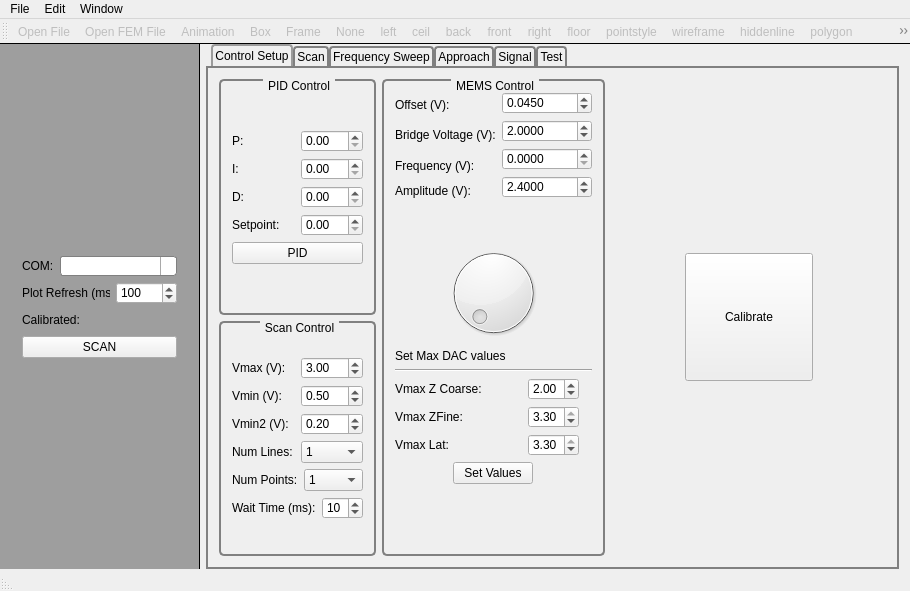
The window that gui/mainwindow.ui (neil-sarkar/AFM-CLIENT) describes before a commit, drawn with Qt 5.
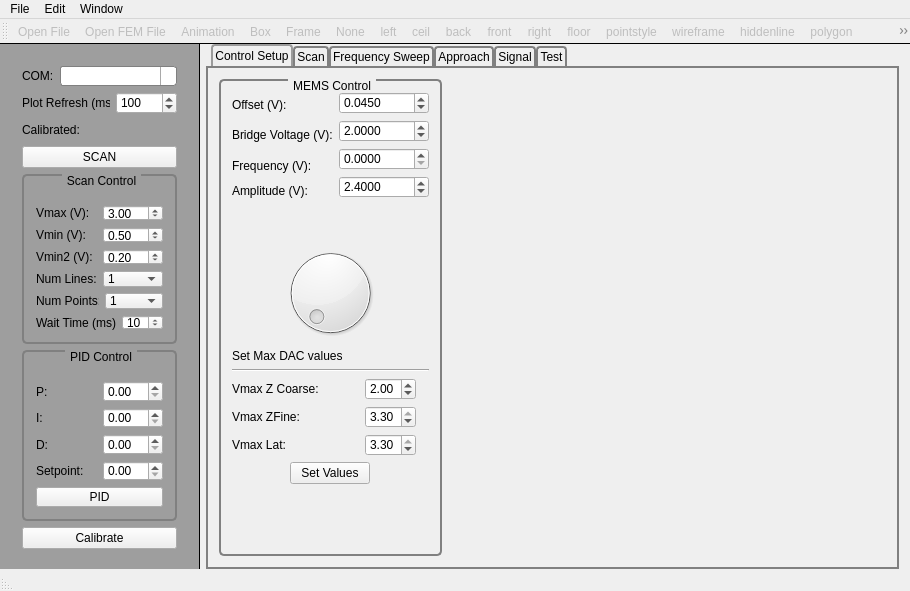
The same window after the commit. The open tabs and pages were chosen to show the change. Icons and pictures are not drawn.

Patch:
```diff
--- a/gui/mainwindow.ui
+++ b/gui/mainwindow.ui
@@ -79,7 +79,287 @@
           </sizepolicy>
          </property>
          <layout class="QGridLayout" name="_2">
-          <item row="0" column="0">
+          <item row="5" column="0">
+           <widget class="QPushButton" name="calibrateButton">
+            <property name="sizePolicy">
+             <sizepolicy hsizetype="Minimum" vsizetype="Fixed">
+              <horstretch>0</horstretch>
+              <verstretch>0</verstretch>
+             </sizepolicy>
+            </property>
+            <property name="minimumSize">
+             <size>
+              <width>0</width>
+              <height>0</height>
+             </size>
+            </property>
+            <property name="styleSheet">
+             <string notr="true"/>
+            </property>
+            <property name="text">
+             <string>Calibrate</string>
+            </property>
+           </widget>
+          </item>
+          <item row="3" column="0">
+           <widget class="QGroupBox" name="grpScanControl">
+            <property name="sizePolicy">
+             <sizepolicy hsizetype="MinimumExpanding" vsizetype="MinimumExpanding">
+              <horstretch>0</horstretch>
+              <verstretch>0</verstretch>
+             </sizepolicy>
+            </property>
+            <property name="styleSheet">
+             <string notr="true">    QGroupBox  {
+        background-color: qlineargradient(x1: 0, y1: 0, x2: 0, y2: 1,
+                                          stop: 0 #E0E0E0, stop: 1 #FFFFFF);
+        border: 2px solid gray;
+        border-radius: 5px;
+        margin-top: 1ex; /* leave space at the top for the title */
+    }
+     
+    QGroupBox::title  {
+        subcontrol-origin: margin;
+        subcontrol-position: top center; /* position at the top center */
+        padding: 0 3px;
+        background-color: qlineargradient(x1: 0, y1: 0, x2: 0, y2: 1,
+                                          stop: 0 #FFOECE, stop: 1 #FFFFFF);
+    }
+</string>
+            </property>
+            <property name="title">
+             <string>Scan Control</string>
+            </property>
+            <layout class="QGridLayout" name="gridLayout_6">
+             <item row="0" column="0">
+              <layout class="QVBoxLayout" name="verticalLayout_4">
+               <item>
+                <layout class="QHBoxLayout" name="horizontalLayout_11">
+                 <item>
+                  <widget class="QLabel" name="lblScanVmaxV">
+                   <property name="text">
+                    <string>Vmax (V):</string>
+                   </property>
+                  </widget>
+                 </item>
+                 <item>
+                  <widget class="QDoubleSpinBox" name="spnScanVmax">
+                   <property name="singleStep">
+                    <double>0.010000000000000</double>
+                   </property>
+                   <property name="value">
+                    <double>3.000000000000000</double>
+                   </property>
+                  </widget>
+                 </item>
+                </layout>
+               </item>
+               <item>
+                <layout class="QHBoxLayout" name="horizontalLayout_12">
+                 <item>
+                  <widget class="QLabel" name="lblVminV">
+                   <property name="text">
+                    <string>Vmin (V):</string>
+                   </property>
+                  </widget>
+                 </item>
+                 <item>
+                  <widget class="QDoubleSpinBox" name="spnScanVmin">
+                   <property name="singleStep">
+                    <double>0.010000000000000</double>
+                   </property>
+                   <property name="value">
+                    <double>0.500000000000000</double>
+                   </property>
+                  </widget>
+                 </item>
+                </layout>
+               </item>
+               <item>
+                <layout class="QHBoxLayout" name="horizontalLayout_13">
+                 <item>
+                  <widget class="QLabel" name="lblScanVmin2">
+                   <property name="text">
+                    <string>Vmin2 (V):</string>
+                   </property>
+                  </widget>
+                 </item>
+                 <item>
+                  <widget class="QDoubleSpinBox" name="spnScanVmin2">
+                   <property name="singleStep">
+                    <double>0.010000000000000</double>
+                   </property>
+                   <property name="value">
+                    <double>0.200000000000000</double>
+                   </property>
+                  </widget>
+                 </item>
+                </layout>
+               </item>
+               <item>
+                <layout class="QHBoxLayout" name="horizontalLayout_14">
+                 <item>
+                  <widget class="QLabel" name="lblScanNumLines">
+                   <property name="text">
+                    <string>Num Lines:</string>
+                   </property>
+                  </widget>
+                 </item>
+                 <item>
+                  <widget class="QComboBox" name="cmbScanNumLines">
+                   <item>
+                    <property name="text">
+                     <string>1</string>
+                    </property>
+                   </item>
+                   <item>
+                    <property name="text">
+                     <string>2</string>
+                    </property>
+                   </item>
+                   <item>
+                    <property name="text">
+                     <string>4</string>
+                    </property>
+                   </item>
+                   <item>
+                    <property name="text">
+                     <string>8</string>
+                    </property>
+                   </item>
+                   <item>
+                    <property name="text">
+                     <string>16</string>
+                    </property>
+                   </item>
+                   <item>
+                    <property name="text">
+                     <string>32</string>
+                    </property>
+                   </item>
+                   <item>
+                    <property name="text">
+                     <string>64</string>
+                    </property>
+                   </item>
+                   <item>
+                    <property name="text">
+                     <string>128</string>
+                    </property>
+                   </item>
+                   <item>
+                    <property name="text">
+                     <string>256</string>
+                    </property>
+                   </item>
+                   <item>
+                    <property name="text">
+                     <string>512</string>
+                    </property>
+                   </item>
+                   <item>
+                    <property name="text">
+                     <string>1024</string>
+                    </property>
+                   </item>
+                  </widget>
+                 </item>
+                </layout>
+               </item>
+               <item>
+                <layout class="QHBoxLayout" name="horizontalLayout_15">
+                 <item>
+                  <widget class="QLabel" name="lblScanNumPoints">
+                   <property name="text">
+                    <string>Num Points:</string>
+                   </property>
+                  </widget>
+                 </item>
+                 <item>
+                  <widget class="QComboBox" name="cmbScanNumPoints">
+                   <item>
+                    <property name="text">
+                     <string>1</string>
+                    </property>
+                   </item>
+                   <item>
+                    <property name="text">
+                     <string>2</string>
+                    </property>
+                   </item>
+                   <item>
+                    <property name="text">
+                     <string>4</string>
+                    </property>
+                   </item>
+                   <item>
+                    <property name="text">
+                     <string>8</string>
+                    </property>
+                   </item>
+                   <item>
+                    <property name="text">
+                     <string>16</string>
+                    </property>
+                   </item>
+                   <item>
+                    <property name="text">
+                     <string>32</string>
+                    </property>
+                   </item>
+                   <item>
+                    <property name="text">
+                     <string>64</string>
+                    </property>
+                   </item>
+                   <item>
+                    <property name="text">
+                     <string>128</string>
+                    </property>
+                   </item>
+                   <item>
+                    <property name="text">
+                     <string>256</string>
+                    </property>
+                   </item>
+                   <item>
+                    <property name="text">
+                     <string>512</string>
+                    </property>
+                   </item>
+                   <item>
+                    <property name="text">
+                     <string>1028</string>
+                    </property>
+                   </item>
+                  </widget>
+                 </item>
+                </layout>
+               </item>
+               <item>
+                <layout class="QHBoxLayout" name="horizontalLayout_16">
+                 <item>
+                  <widget class="QLabel" name="lblScanDelay">
+                   <property name="text">
+                    <string>Wait Time (ms):</string>
+                   </property>
+                  </widget>
+                 </item>
+                 <item>
+                  <widget class="QSpinBox" name="spnScanDelay">
+                   <property name="value">
+                    <number>10</number>
+                   </property>
+                  </widget>
+                 </item>
+                </layout>
+               </item>
+              </layout>
+             </item>
+            </layout>
+           </widget>
+          </item>
+          <item row="1" column="0">
            <layout class="QGridLayout" name="gridLayout_3">
             <item row="5" column="0">
              <layout class="QVBoxLayout" name="verticalLayout_5">
@@ -227,7 +507,7 @@
             </item>
            </layout>
           </item>
-          <item row="1" column="0">
+          <item row="2" column="0">
            <widget class="QPushButton" name="pushButton_6">
             <property name="styleSheet">
              <string notr="true"/>
@@ -237,6 +517,138 @@
             </property>
            </widget>
           </item>
+          <item row="4" column="0">
+           <widget class="QGroupBox" name="grpPIDControl">
+            <property name="sizePolicy">
+             <sizepolicy hsizetype="MinimumExpanding" vsizetype="MinimumExpanding">
+              <horstretch>0</horstretch>
+              <verstretch>0</verstretch>
+             </sizepolicy>
+            </property>
+            <property name="styleSheet">
+             <string notr="true">    QGroupBox  {
+        background-color: qlineargradient(x1: 0, y1: 0, x2: 0, y2: 1,
+                                          stop: 0 #E0E0E0, stop: 1 #FFFFFF);
+        border: 2px solid gray;
+        border-radius: 5px;
+        margin-top: 1ex; /* leave space at the top for the title */
+    }
+     
+    QGroupBox::title  {
+        subcontrol-origin: margin;
+        subcontrol-position: top center; /* position at the top center */
+        padding: 0 3px;
+        background-color: qlineargradient(x1: 0, y1: 0, x2: 0, y2: 1,
+                                          stop: 0 #FFOECE, stop: 1 #FFFFFF);
+    }
+</string>
+            </property>
+            <property name="title">
+             <string>PID Control</string>
+            </property>
+            <layout class="QGridLayout" name="gridLayout_4">
+             <item row="0" column="0">
+              <layout class="QGridLayout" name="gridLayout_5">
+               <item row="0" column="0">
+                <layout class="QVBoxLayout" name="verticalLayout_3">
+                 <item>
+                  <layout class="QHBoxLayout" name="horizontalLayout_4">
+                   <item>
+                    <widget class="QLabel" name="lblPidValueP">
+                     <property name="text">
+                      <string>P:</string>
+                     </property>
+                    </widget>
+                   </item>
+                   <item>
+                    <widget class="QDoubleSpinBox" name="spnPidValueP">
+                     <property name="singleStep">
+                      <double>0.010000000000000</double>
+                     </property>
+                    </widget>
+                   </item>
+                  </layout>
+                 </item>
+                 <item>
+                  <layout class="QHBoxLayout" name="horizontalLayout_5">
+                   <item>
+                    <widget class="QLabel" name="lblPidValueI">
+                     <property name="text">
+                      <string>I:</string>
+                     </property>
+                    </widget>
+                   </item>
+                   <item>
+                    <widget class="QDoubleSpinBox" name="spnPidValueI">
+                     <property name="singleStep">
+                      <double>0.010000000000000</double>
+                     </property>
+                    </widget>
+                   </item>
+                  </layout>
+                 </item>
+                 <item>
+                  <layout class="QHBoxLayout" name="horizontalLayout_9">
+                   <item>
+                    <widget class="QLabel" name="lblPidValueD">
+                     <property name="text">
+                      <string>D:</string>
+                     </property>
+                    </widget>
+                   </item>
+                   <item>
+                    <widget class="QDoubleSpinBox" name="spnPidValueD">
+                     <property name="singleStep">
+                      <double>0.010000000000000</double>
+                     </property>
+                    </widget>
+                   </item>
+                  </layout>
+                 </item>
+                 <item>
+                  <layout class="QHBoxLayout" name="horizontalLayout_10">
+                   <item>
+                    <widget class="QLabel" name="lblPidSetPoint">
+                     <property name="text">
+                      <string>Setpoint:</string>
+                     </property>
+                    </widget>
+                   </item>
+                   <item>
+                    <widget class="QDoubleSpinBox" name="spnPidSetpoint">
+                     <property name="singleStep">
+                      <double>0.010000000000000</double>
+                     </property>
+                    </widget>
+                   </item>
+                  </layout>
+                 </item>
+                 <item>
+                  <widget class="QPushButton" name="btnPidToggle">
+                   <property name="enabled">
+                    <bool>true</bool>
+                   </property>
+                   <property name="styleSheet">
+                    <string notr="true"/>
+                   </property>
+                   <property name="text">
+                    <string>PID</string>
+                   </property>
+                   <property name="checkable">
+                    <bool>true</bool>
+                   </property>
+                   <property name="checked">
+                    <bool>false</bool>
+                   </property>
+                  </widget>
+                 </item>
+                </layout>
+               </item>
+              </layout>
+             </item>
+            </layout>
+           </widget>
+          </item>
          </layout>
         </widget>
        </item>
@@ -311,398 +723,7 @@
         <item row="0" column="0">
          <layout class="QHBoxLayout" name="horizontalLayout_33">
           <item>
-           <layout class="QVBoxLayout" name="verticalLayout_13">
-            <item>
-             <widget class="QGroupBox" name="grpPIDControl">
-              <property name="sizePolicy">
-               <sizepolicy hsizetype="MinimumExpanding" vsizetype="MinimumExpanding">
-                <horstretch>0</horstretch>
-                <verstretch>0</verstretch>
-               </sizepolicy>
-              </property>
-              <property name="styleSheet">
-               <string notr="true">    QGroupBox  {
-        background-color: qlineargradient(x1: 0, y1: 0, x2: 0, y2: 1,
-                                          stop: 0 #E0E0E0, stop: 1 #FFFFFF);
-        border: 2px solid gray;
-        border-radius: 5px;
-        margin-top: 1ex; /* leave space at the top for the title */
-    }
-     
-    QGroupBox::title  {
-        subcontrol-origin: margin;
-        subcontrol-position: top center; /* position at the top center */
-        padding: 0 3px;
-        background-color: qlineargradient(x1: 0, y1: 0, x2: 0, y2: 1,
-                                          stop: 0 #FFOECE, stop: 1 #FFFFFF);
-    }
-</string>
-              </property>
-              <property name="title">
-               <string>PID Control</string>
-              </property>
-              <layout class="QGridLayout" name="gridLayout_4">
-               <item row="0" column="0">
-                <layout class="QGridLayout" name="gridLayout_5">
-                 <item row="0" column="0">
-                  <layout class="QVBoxLayout" name="verticalLayout_3">
-                   <item>
-                    <layout class="QHBoxLayout" name="horizontalLayout_4">
-                     <item>
-                      <widget class="QLabel" name="lblPidValueP">
-                       <property name="text">
-                        <string>P:</string>
-                       </property>
-                      </widget>
-                     </item>
-                     <item>
-                      <widget class="QDoubleSpinBox" name="spnPidValueP">
-                       <property name="singleStep">
-                        <double>0.010000000000000</double>
-                       </property>
-                      </widget>
-                     </item>
-                    </layout>
-                   </item>
-                   <item>
-                    <layout class="QHBoxLayout" name="horizontalLayout_5">
-                     <item>
-                      <widget class="QLabel" name="lblPidValueI">
-                       <property name="text">
-                        <string>I:</string>
-                       </property>
-                      </widget>
-                     </item>
-                     <item>
-                      <widget class="QDoubleSpinBox" name="spnPidValueI">
-                       <property name="singleStep">
-                        <double>0.010000000000000</double>
-                       </property>
-                      </widget>
-                     </item>
-                    </layout>
-                   </item>
-                   <item>
-                    <layout class="QHBoxLayout" name="horizontalLayout_9">
-                     <item>
-                      <widget class="QLabel" name="lblPidValueD">
-                       <property name="text">
-                        <string>D:</string>
-                       </property>
-                      </widget>
-                     </item>
-                     <item>
-                      <widget class="QDoubleSpinBox" name="spnPidValueD">
-                       <property name="singleStep">
-                        <double>0.010000000000000</double>
-                       </property>
-                      </widget>
-                     </item>
-                    </layout>
-                   </item>
-                   <item>
-                    <layout class="QHBoxLayout" name="horizontalLayout_10">
-                     <item>
-                      <widget class="QLabel" name="lblPidSetPoint">
-                       <property name="text">
-                        <string>Setpoint:</string>
-                       </property>
-                      </widget>
-                     </item>
-                     <item>
-                      <widget class="QDoubleSpinBox" name="spnPidSetpoint">
-                       <property name="singleStep">
-                        <double>0.010000000000000</double>
-                       </property>
-                      </widget>
-                     </item>
-                    </layout>
-                   </item>
-                   <item>
-                    <widget class="QPushButton" name="btnPidToggle">
-                     <property name="enabled">
-                      <bool>true</bool>
-                     </property>
-                     <property name="styleSheet">
-                      <string notr="true"/>
-                     </property>
-                     <property name="text">
-                      <string>PID</string>
-                     </property>
-                     <property name="checkable">
-                      <bool>true</bool>
-                     </property>
-                     <property name="checked">
-                      <bool>false</bool>
-                     </property>
-                    </widget>
-                   </item>
-                  </layout>
-                 </item>
-                </layout>
-               </item>
-              </layout>
-             </widget>
-            </item>
-            <item>
-             <widget class="QGroupBox" name="grpScanControl">
-              <property name="sizePolicy">
-               <sizepolicy hsizetype="MinimumExpanding" vsizetype="MinimumExpanding">
-                <horstretch>0</horstretch>
-                <verstretch>0</verstretch>
-               </sizepolicy>
-              </property>
-              <property name="styleSheet">
-               <string notr="true">    QGroupBox  {
-        background-color: qlineargradient(x1: 0, y1: 0, x2: 0, y2: 1,
-                                          stop: 0 #E0E0E0, stop: 1 #FFFFFF);
-        border: 2px solid gray;
-        border-radius: 5px;
-        margin-top: 1ex; /* leave space at the top for the title */
-    }
-     
-    QGroupBox::title  {
-        subcontrol-origin: margin;
-        subcontrol-position: top center; /* position at the top center */
-        padding: 0 3px;
-        background-color: qlineargradient(x1: 0, y1: 0, x2: 0, y2: 1,
-                                          stop: 0 #FFOECE, stop: 1 #FFFFFF);
-    }
-</string>
-              </property>
-              <property name="title">
-               <string>Scan Control</string>
-              </property>
-              <layout class="QGridLayout" name="gridLayout_6">
-               <item row="0" column="0">
-                <layout class="QVBoxLayout" name="verticalLayout_4">
-                 <item>
-                  <layout class="QHBoxLayout" name="horizontalLayout_11">
-                   <item>
-                    <widget class="QLabel" name="lblScanVmaxV">
-                     <property name="text">
-                      <string>Vmax (V):</string>
-                     </property>
-                    </widget>
-                   </item>
-                   <item>
-                    <widget class="QDoubleSpinBox" name="spnScanVmax">
-                     <property name="singleStep">
-                      <double>0.010000000000000</double>
-                     </property>
-                     <property name="value">
-                      <double>3.000000000000000</double>
-                     </property>
-                    </widget>
-                   </item>
-                  </layout>
-                 </item>
-                 <item>
-                  <layout class="QHBoxLayout" name="horizontalLayout_12">
-                   <item>
-                    <widget class="QLabel" name="lblVminV">
-                     <property name="text">
-                      <string>Vmin (V):</string>
-                     </property>
-                    </widget>
-                   </item>
-                   <item>
-                    <widget class="QDoubleSpinBox" name="spnScanVmin">
-                     <property name="singleStep">
-                      <double>0.010000000000000</double>
-                     </property>
-                     <property name="value">
-                      <double>0.500000000000000</double>
-                     </property>
-                    </widget>
-                   </item>
-                  </layout>
-                 </item>
-                 <item>
-                  <layout class="QHBoxLayout" name="horizontalLayout_13">
-                   <item>
-                    <widget class="QLabel" name="lblScanVmin2">
-                     <property name="text">
-                      <string>Vmin2 (V):</string>
-                     </property>
-                    </widget>
-                   </item>
-                   <item>
-                    <widget class="QDoubleSpinBox" name="spnScanVmin2">
-                     <property name="singleStep">
-                      <double>0.010000000000000</double>
-                     </property>
-                     <property name="value">
-                      <double>0.200000000000000</double>
-                     </property>
-                    </widget>
-                   </item>
-                  </layout>
-                 </item>
-                 <item>
-                  <layout class="QHBoxLayout" name="horizontalLayout_14">
-                   <item>
-                    <widget class="QLabel" name="lblScanNumLines">
-                     <property name="text">
-                      <string>Num Lines:</string>
-                     </property>
-                    </widget>
-                   </item>
-                   <item>
-                    <widget class="QComboBox" name="cmbScanNumLines">
-                     <item>
-                      <property name="text">
-                       <string>1</string>
-                      </property>
-                     </item>
-                     <item>
-                      <property name="text">
-                       <string>2</string>
-                      </property>
-                     </item>
-                     <item>
-                      <property name="text">
-                       <string>4</string>
-                      </property>
-                     </item>
-                     <item>
-                      <property name="text">
-                       <string>8</string>
-                      </property>
-                     </item>
-                     <item>
-                      <property name="text">
-                       <string>16</string>
-                      </property>
-                     </item>
-                     <item>
-                      <property name="text">
-                       <string>32</string>
-                      </property>
-                     </item>
-                     <item>
-                      <property name="text">
-                       <string>64</string>
-                      </property>
-                     </item>
-                     <item>
-                      <property name="text">
-                       <string>128</string>
-                      </property>
-                     </item>
-                     <item>
-                      <property name="text">
-                       <string>256</string>
-                      </property>
-                     </item>
-                     <item>
-                      <property name="text">
-                       <string>512</string>
-                      </property>
-                     </item>
-                     <item>
-                      <property name="text">
-                       <string>1024</string>
-                      </property>
-                     </item>
-                    </widget>
-                   </item>
-                  </layout>
-                 </item>
-                 <item>
-                  <layout class="QHBoxLayout" name="horizontalLayout_15">
-                   <item>
-                    <widget class="QLabel" name="lblScanNumPoints">
-                     <property name="text">
-                      <string>Num Points:</string>
-                     </property>
-                    </widget>
-                   </item>
-                   <item>
-                    <widget class="QComboBox" name="cmbScanNumPoints">
-                     <item>
-                      <property name="text">
-                       <string>1</string>
-                      </property>
-                     </item>
-                     <item>
-                      <property name="text">
-                       <string>2</string>
-                      </property>
-                     </item>
-                     <item>
-                      <property name="text">
-                       <string>4</string>
-                      </property>
-                     </item>
-                     <item>
-                      <property name="text">
-                       <string>8</string>
-                      </property>
-                     </item>
-                     <item>
-                      <property name="text">
-                       <string>16</string>
-                      </property>
-                     </item>
-                     <item>
-                      <property name="text">
-                       <string>32</string>
-                      </property>
-                     </item>
-                     <item>
-                      <property name="text">
-                       <string>64</string>
-                      </property>
-                     </item>
-                     <item>
-                      <property name="text">
-                       <string>128</string>
-                      </property>
-                     </item>
-                     <item>
-                      <property name="text">
-                       <string>256</string>
-                      </property>
-                     </item>
-                     <item>
-                      <property name="text">
-                       <string>512</string>
-                      </property>
-                     </item>
-                     <item>
-                      <property name="text">
-                       <string>1028</string>
-                      </property>
-                     </item>
-                    </widget>
-                   </item>
-                  </layout>
-                 </item>
-                 <item>
-                  <layout class="QHBoxLayout" name="horizontalLayout_16">
-                   <item>
-                    <widget class="QLabel" name="lblScanDelay">
-                     <property name="text">
-                      <string>Wait Time (ms):</string>
-                     </property>
-                    </widget>
-                   </item>
-                   <item>
-                    <widget class="QSpinBox" name="spnScanDelay">
-                     <property name="value">
-                      <number>10</number>
-                     </property>
-                    </widget>
-                   </item>
-                  </layout>
-                 </item>
-                </layout>
-               </item>
-              </layout>
-             </widget>
-            </item>
-           </layout>
+           <layout class="QVBoxLayout" name="verticalLayout_13"/>
           </item>
           <item>
            <widget class="QGroupBox" name="grpMemsControl">
@@ -1130,22 +1151,6 @@
             </property>
            </spacer>
           </item>
-          <item>
-           <widget class="QPushButton" name="calibrateButton">
-            <property name="minimumSize">
-             <size>
-              <width>128</width>
-              <height>128</height>
-             </size>
-            </property>
-            <property name="styleSheet">
-             <string notr="true"/>
-            </property>
-            <property name="text">
-             <string>Calibrate</string>
-            </property>
-           </widget>
-          </item>
           <item>
            <spacer name="horizontalSpacer_7">
             <property name="orientation">
```
Left out of the diff: 73 changed lines with no effect on the pictures.
